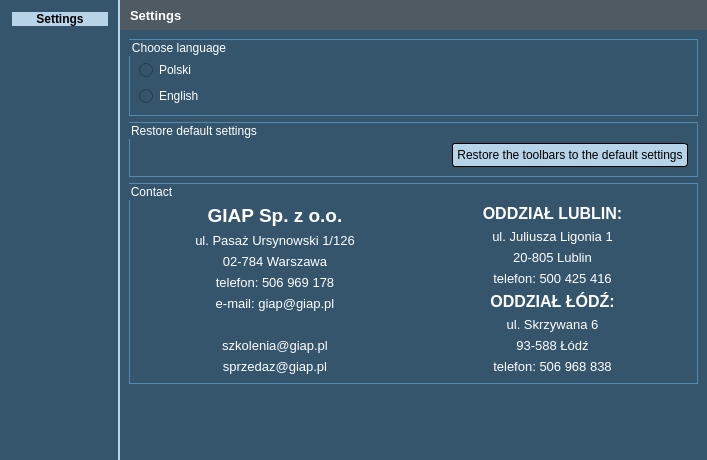
The window that Settings/ui_settings_layout.ui (GIAPspzoo/GIAP_PolaMap_lite) describes before a commit, drawn with Qt 5.
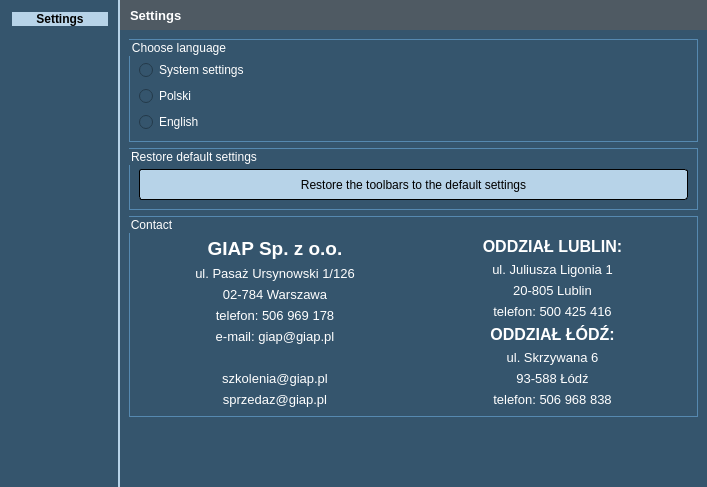
The same window after the commit. Icons and pictures are not drawn.

```diff
--- a/Settings/ui_settings_layout.ui
+++ b/Settings/ui_settings_layout.ui
@@ -13,7 +13,7 @@
     <x>0</x>
     <y>0</y>
     <width>707</width>
-    <height>460</height>
+    <height>487</height>
    </rect>
   </property>
   <property name="sizePolicy">
@@ -276,20 +276,27 @@
              <property name="topMargin">
               <number>20</number>
              </property>
-             <item row="1" column="0">
+             <item row="2" column="0">
               <widget class="QRadioButton" name="radioButton_pl">
                <property name="text">
                 <string>Polski</string>
                </property>
               </widget>
              </item>
-             <item row="2" column="0">
+             <item row="3" column="0">
               <widget class="QRadioButton" name="radioButton_en">
                <property name="text">
                 <string>English</string>
                </property>
               </widget>
              </item>
+             <item row="1" column="0">
+              <widget class="QRadioButton" name="radioButton_sys">
+               <property name="text">
+                <string>System settings</string>
+               </property>
+              </widget>
+             </item>
             </layout>
            </widget>
           </item>
@@ -312,20 +319,19 @@
               <number>9</number>
              </property>
              <item row="0" column="0">
-              <spacer name="horizontalSpacer">
-               <property name="orientation">
-                <enum>Qt::Horizontal</enum>
+              <widget class="QPushButton" name="pushButton_restore">
+               <property name="sizePolicy">
+                <sizepolicy hsizetype="Expanding" vsizetype="Expanding">
+                 <horstretch>0</horstretch>
+                 <verstretch>0</verstretch>
+                </sizepolicy>
                </property>
-               <property name="sizeHint" stdset="0">
+               <property name="minimumSize">
                 <size>
-                 <width>40</width>
-                 <height>20</height>
+                 <width>350</width>
+                 <height>0</height>
                 </size>
                </property>
-              </spacer>
-             </item>
-             <item row="0" column="1">
-              <widget class="QPushButton" name="pushButton_restore">
                <property name="text">
                 <string>Restore the toolbars to the default settings</string>
                </property>
```
